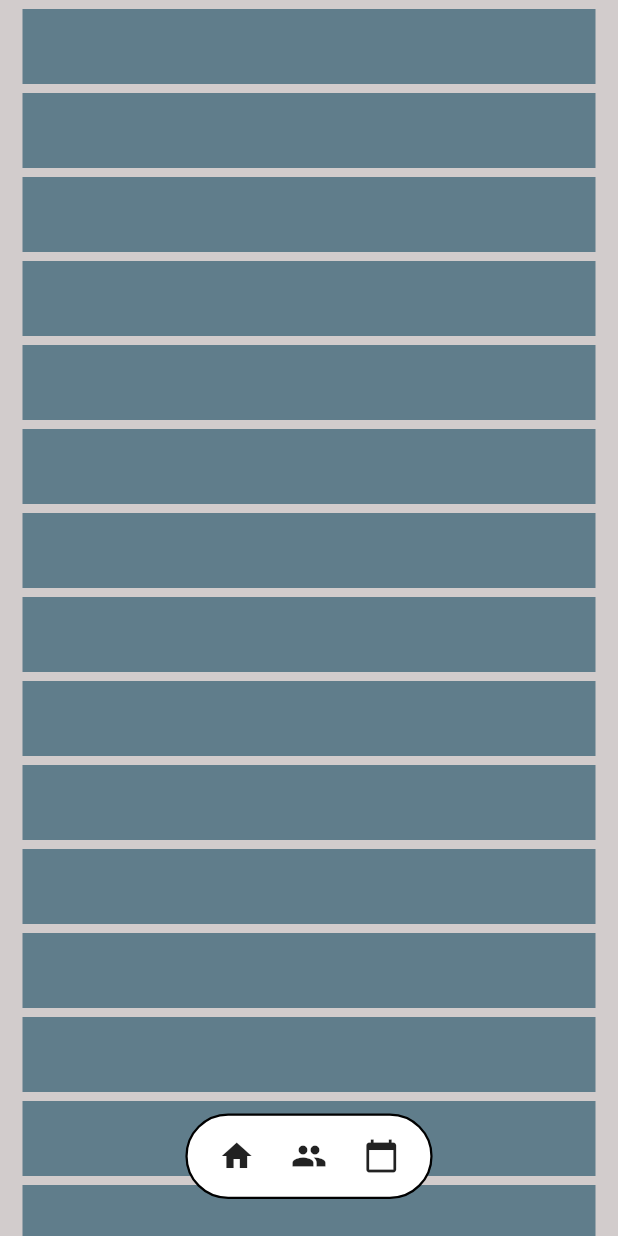
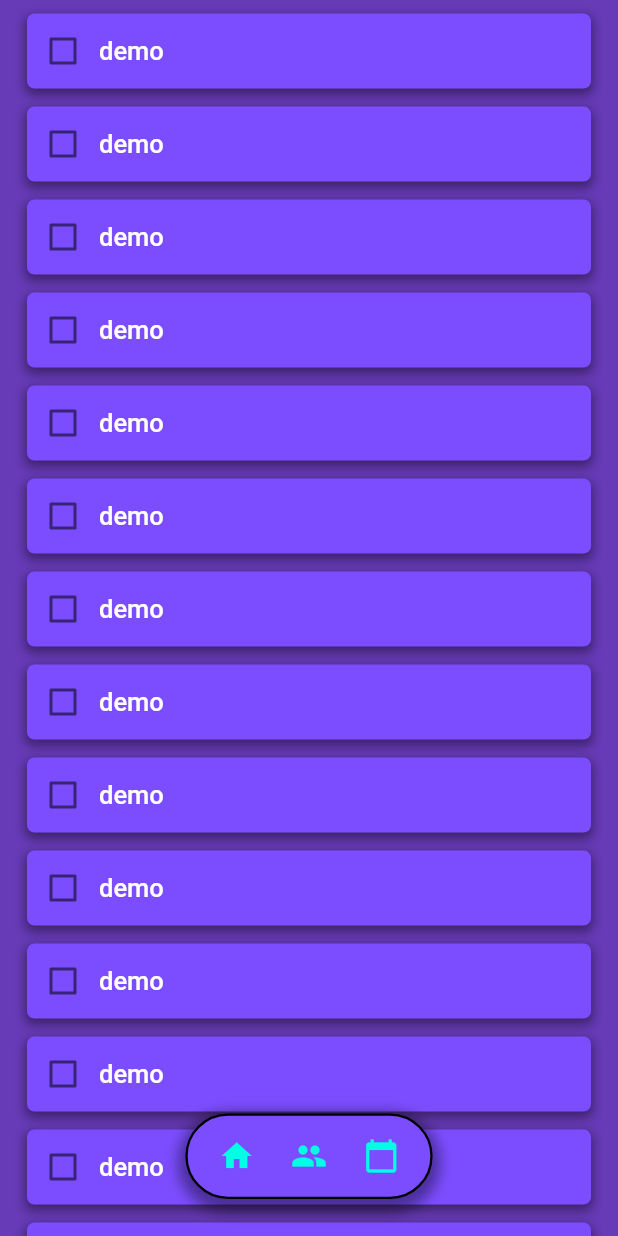
Before and after one commit to UPEI-Android/groupproject-dream_work, a Flutter app: the screen it shows after launch, on a phone screen of 412 x 824 dp. Run offline on Flutter 3.47's test engine with Material 2 defaults, Android fonts, the phone set to English and light mode, and no system bars; drawn by our look-alikes of flutter_slidable; our stand-ins replace equatable.

Commit message:
CHANGE: color scheme

```diff
--- a/dream_work/lib/screens/home_screen.dart
+++ b/dream_work/lib/screens/home_screen.dart
@@ -10,7 +10,7 @@ class HomeScreen extends StatelessWidget {
   Widget build(BuildContext context) {
     Size size = MediaQuery.of(context).size; // size of the screen
     return Scaffold(
-      backgroundColor: const Color.fromARGB(255, 210, 204, 204),
+      backgroundColor: Colors.deepPurple,
       body: SizedBox(
         height: size.height,
         width: double.infinity,
--- a/dream_work/lib/widgets/navbar.dart
+++ b/dream_work/lib/widgets/navbar.dart
@@ -22,7 +22,7 @@ class NavBar extends StatelessWidget {
 Widget buttonHolder() {
   return Container(
     decoration: BoxDecoration(
-      color: Colors.white,
+      color: Colors.deepPurpleAccent,
       borderRadius: const BorderRadius.all(
         Radius.circular(50),
       ),
@@ -30,6 +30,14 @@ Widget buttonHolder() {
         color: Colors.black,
         width: 1.5,
       ),
+      boxShadow: [
+        BoxShadow(
+          color: Colors.black.withOpacity(0.4),
+          blurRadius: 7,
+          spreadRadius: 5,
+          offset: const Offset(0, 4),
+        ),
+      ],
     ),
     child: ButtonBar(
       alignment: MainAxisAlignment.center,
@@ -48,5 +56,6 @@ Widget buttonHolder() {
 /// A button that navigates to the [HomeScreen].
 Widget navButton(Icon icon) => IconButton(
       icon: icon,
+      color: const Color.fromARGB(255, 0, 255, 229),
       onPressed: () {},
     );
--- a/dream_work/lib/widgets/todolist.dart
+++ b/dream_work/lib/widgets/todolist.dart
@@ -9,7 +9,7 @@ class TodoList extends StatelessWidget {
     return ListView(
       children: [
         // demo
-        for (int i = 0; i < 20; i++) TodoTag(),
+        for (int i = 0; i < 20; i++) const TodoTag(),
       ],
     );
   }
--- a/dream_work/lib/widgets/todotag.dart
+++ b/dream_work/lib/widgets/todotag.dart
@@ -6,7 +6,7 @@ class TodoTag extends StatelessWidget {
 
   @override
   Widget build(BuildContext context) {
-    return Padding(
+    return Container(
       padding: const EdgeInsets.only(left: 15, right: 15, top: 6),
       child: Slidable(
           startActionPane: ActionPane(
@@ -35,11 +35,43 @@ class TodoTag extends StatelessWidget {
               ),
             ],
           ),
-        child: Container(
-          height: 50,
-          color: Colors.blueGrey,
-        ),
-      ),
+          child: todoContainer()),
     );
   }
 }
+
+Widget checkBox() => Checkbox(
+      value: false,
+      onChanged: (value) {},
+    );
+
+Widget todoContainer() => Container(
+      margin: const EdgeInsets.all(3),
+      height: 50,
+      decoration: BoxDecoration(
+        borderRadius: BorderRadius.circular(5),
+        color: Colors.deepPurpleAccent,
+        boxShadow: [
+          BoxShadow(
+            color: Colors.black.withOpacity(0.4),
+            blurRadius: 5,
+            spreadRadius: 1,
+            offset: const Offset(0, 3),
+          ),
+        ],
+      ),
+      child: Row(
+        children: [
+          checkBox(),
+          const Text(
+            'demo',
+            style: TextStyle(
+              color: Colors.white,
+              fontSize: 17,
+              fontWeight: FontWeight.w500,
+            ),
+            textAlign: TextAlign.left,
+          ),
+        ],
+      ),
+    );
```
Lines whose indentation alone changed are shown as unchanged.
